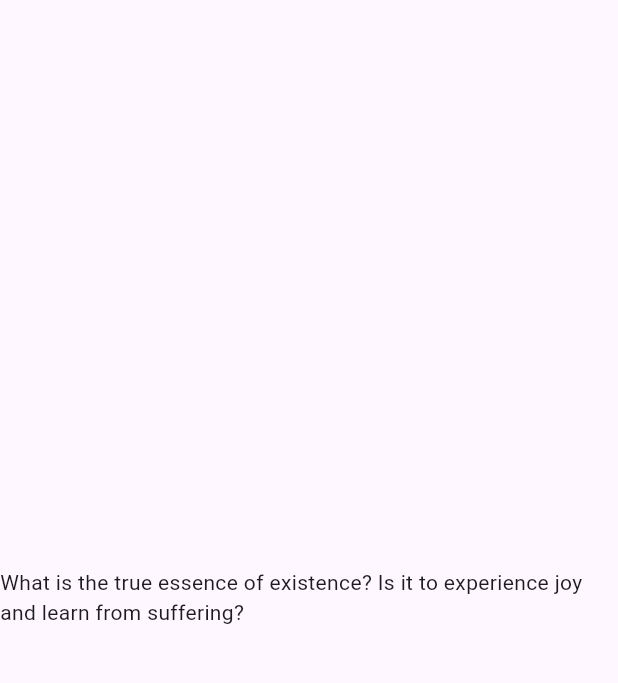
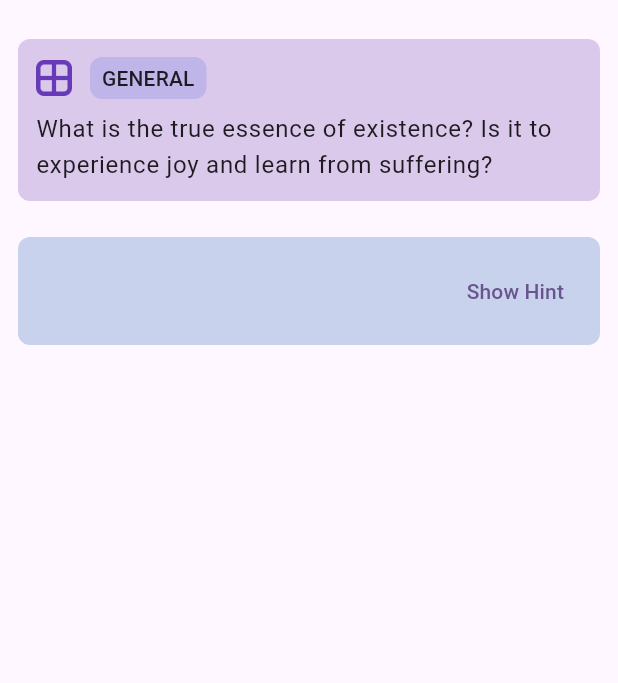
Before and after one commit to willyishmael/QuestionApp, a Flutter app: the screen it shows after launch, after a tap on "GENERAL", on a phone screen of 412 x 824 dp, the part 63-746 px from its top. Run offline on Flutter 3.47's test engine with Material 2 defaults, Android fonts, the phone set to English and light mode, and no system bars.

Commit message:
Update question_detail.dart

```diff
--- a/lib/ui/screens/question_detail.dart
+++ b/lib/ui/screens/question_detail.dart
@@ -1,5 +1,6 @@
 import 'package:flutter/material.dart';
 import 'package:task_f2/data/model/question.dart';
+import 'package:task_f2/ui/widgets/question_widget.dart';
 
 class QuestionDetail extends StatefulWidget {
   final Question question;
@@ -14,13 +15,71 @@ class QuestionDetail extends StatefulWidget {
 }
 
 class _QuestionDetailState extends State<QuestionDetail> {
+  var hintIndex = -1;
+  var labelText = '';
+  var bodyText = '';
+  var buttonText = 'Show Hint';
+  var showButton = true;
+
   @override
   Widget build(BuildContext context) {
     return Scaffold(
       appBar: AppBar(
         title: const Text('Question Detail'),
       ),
-      body: Center(child: Text(widget.question.question)) // how can i access question from here?
+      body: Column(
+        children: [
+          QuestionWidget(
+            question: widget.question,
+            isPortrait: true,
+            onQuestionPressed: () {},
+          ),
+          Container(
+            padding: const EdgeInsets.all(12),
+            margin: const EdgeInsets.all(12),
+            decoration: BoxDecoration(
+              color: const Color.fromARGB(255, 201, 210, 236),
+              borderRadius: BorderRadius.circular(8),
+            ),
+            child: Column(
+              crossAxisAlignment: CrossAxisAlignment.start,
+              children: [
+                if (labelText.isNotEmpty)
+                Text(
+                  labelText,
+                  style: Theme.of(context).textTheme.labelLarge,
+                ),
+                if (bodyText.isNotEmpty)
+                Text(
+                  bodyText,
+                  style: Theme.of(context).textTheme.bodyLarge,
+                ),
+                if (showButton)
+                  Container(
+                    alignment: Alignment.bottomRight,
+                    child: TextButton(
+                      onPressed: _nextButtonPressed,
+                      child: Text(buttonText),
+                    ),
+                  )
+              ],
+            ),
+          ),
+        ],
+      ),
     );
   }
+
+  void _nextButtonPressed() => setState(() {
+        if (hintIndex < widget.question.hints.length) {
+          hintIndex++;
+          labelText = 'HINT';
+          bodyText = widget.question.hints[hintIndex];
+          buttonText = 'Next Hint';
+        } else {
+          labelText = 'ANSWER';
+          bodyText = widget.question.answer;
+          showButton = false;
+        }
+      });
 }
```
